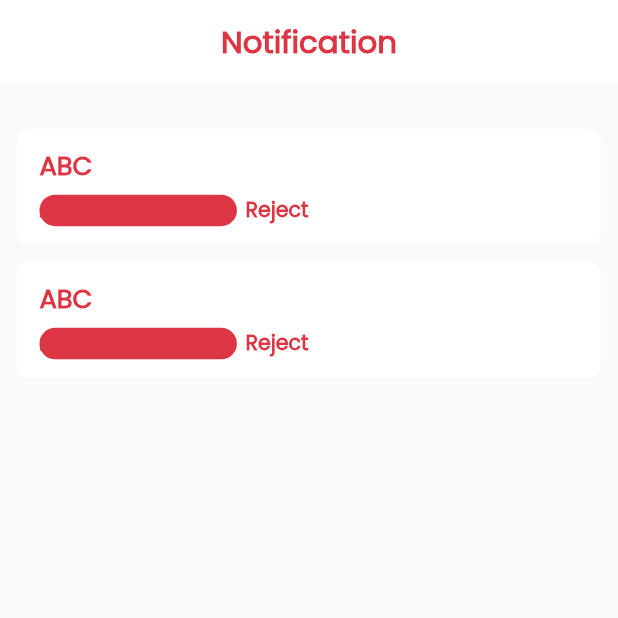
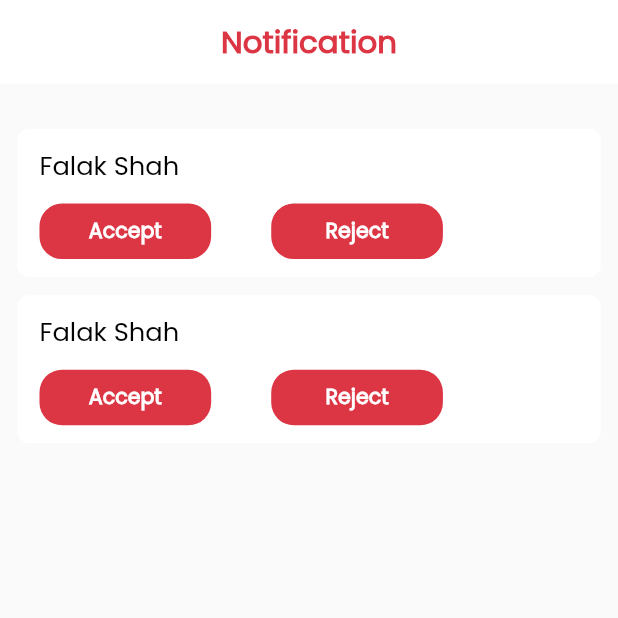
Before and after one commit to prem88k/PokerProsuite, a Flutter app: the NotificationPage screen opened directly, on a phone screen of 412 x 824 dp, the top half of it. Run offline on Flutter 3.47's test engine with Material 2 defaults, Android fonts, the phone set to English and light mode, and no system bars; our stand-ins replace cached_network_image, firebase_auth, firebase_core, firebase_messaging, flutter_local_notifications, flutter_otp_text_field and 6 more; accounts and stored records are empty.

Commit message:
Make Commit.

```diff
--- a/lib/Screens/NotificationPage.dart
+++ b/lib/Screens/NotificationPage.dart
@@ -113,17 +113,17 @@ class _NotificationPageState extends State<NotificationPage> {
                               width: ScreenUtil().setWidth(235),
                               alignment: Alignment.topLeft,
                               child: Text(
-                                   "ABC",
+                                   "Falak Shah",
                                   style: TextStyle(
                                       fontSize: ScreenUtil().setWidth(15),
-                                      color: appColor,
+                                      color: primaryColor,
                                       fontFamily: 'poppins',
-                                      fontWeight: FontWeight.w600)),
+                                      fontWeight: FontWeight.w400)),
                             ),
                           ],
                         ),
                         SizedBox(
-                          height: ScreenUtil().setHeight(5),
+                          height: ScreenUtil().setHeight(10),
                         ),
                         Container(
                           width: ScreenUtil().setWidth(235),
@@ -131,30 +131,42 @@ class _NotificationPageState extends State<NotificationPage> {
                             mainAxisAlignment: MainAxisAlignment.spaceBetween,
                             children: [
                               Container(
-                                width: ScreenUtil().setWidth(115),
+                                width: ScreenUtil().setWidth(100),
                                 decoration: BoxDecoration(
                                   color: appColor,
                                   borderRadius: BorderRadius.circular(15)
                                 ),
-                                alignment: Alignment.topLeft,
+                                child: Padding(
+                                  padding: const EdgeInsets.all(8.0),
+                                  child: Center(
                                     child: Text(
                                          "Accept",
                                         style: TextStyle(
                                             fontSize: ScreenUtil().setWidth(12),
-                                        color: appColor,
+                                            color: secondaryColor,
                                             fontFamily: 'poppins',
                                             fontWeight: FontWeight.w600)),
                                   ),
+                                ),
+                              ),
                               Container(
-                                width: ScreenUtil().setWidth(115),
-                                alignment: Alignment.topLeft,
+                                width: ScreenUtil().setWidth(100),
+                                decoration: BoxDecoration(
+                                    color: appColor,
+                                    borderRadius: BorderRadius.circular(15)
+                                ),
+                                child: Padding(
+                                  padding: const EdgeInsets.all(8.0),
+                                  child: Center(
                                     child: Text(
                                         "Reject",
                                         style: TextStyle(
                                             fontSize: ScreenUtil().setWidth(12),
-                                        color: appColor,
+                                            color: secondaryColor,
                                             fontFamily: 'poppins',
                                             fontWeight: FontWeight.w600)),
+                                  ),
+                                ),
                               ),
                             ],
                           ),
```
Lines whose indentation alone changed are shown as unchanged.
